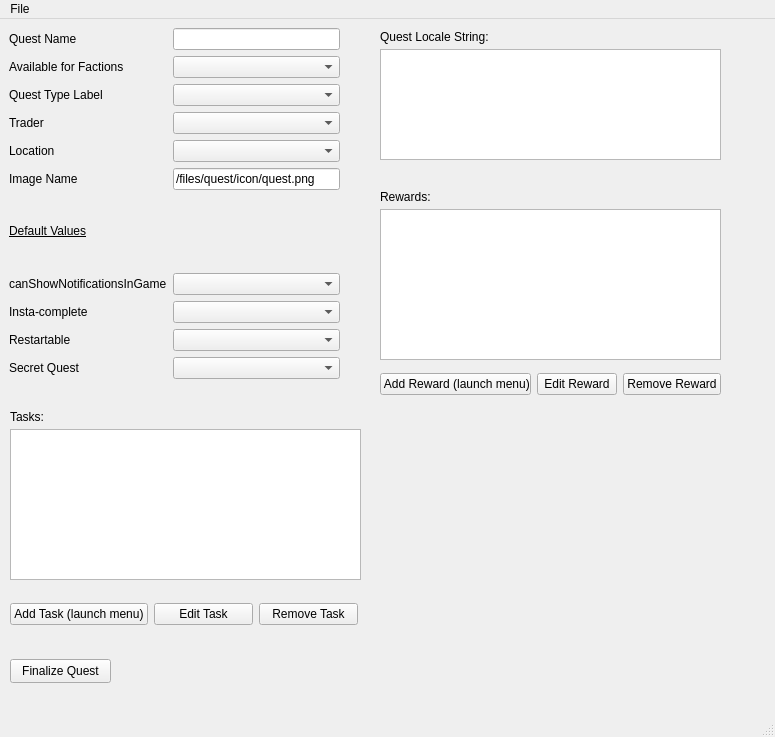
The window that src/gui_Quests.ui (ThePi1/SPT-Trader-Builder) describes before a commit, drawn with Qt 5.
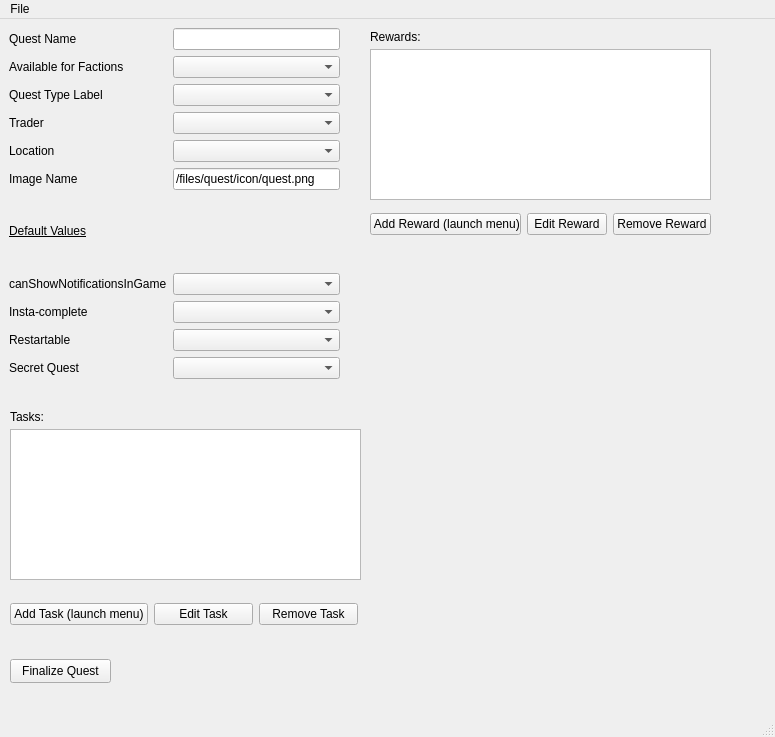
The same window after the commit.

The edit to the form file:
```diff
--- a/src/gui_Quests.ui
+++ b/src/gui_Quests.ui
@@ -186,8 +186,8 @@
    <widget class="QListWidget" name="list_rewards">
     <property name="geometry">
      <rect>
-      <x>380</x>
-      <y>190</y>
+      <x>370</x>
+      <y>30</y>
       <width>341</width>
       <height>151</height>
      </rect>
@@ -196,8 +196,8 @@
    <widget class="QWidget" name="gridLayoutWidget_4">
     <property name="geometry">
      <rect>
-      <x>380</x>
-      <y>340</y>
+      <x>370</x>
+      <y>180</y>
       <width>341</width>
       <height>51</height>
      </rect>
@@ -239,34 +239,11 @@
      <string>Finalize Quest</string>
     </property>
    </widget>
-   <widget class="QPlainTextEdit" name="qb_locale_box">
-    <property name="geometry">
-     <rect>
-      <x>380</x>
-      <y>30</y>
-      <width>341</width>
-      <height>111</height>
-     </rect>
-    </property>
-   </widget>
-   <widget class="QLabel" name="label">
-    <property name="geometry">
-     <rect>
-      <x>380</x>
-      <y>10</y>
-      <width>111</width>
-      <height>16</height>
-     </rect>
-    </property>
-    <property name="text">
-     <string>Quest Locale String:</string>
-    </property>
-   </widget>
    <widget class="QLabel" name="label_2">
     <property name="geometry">
      <rect>
-      <x>380</x>
-      <y>170</y>
+      <x>370</x>
+      <y>10</y>
       <width>61</width>
       <height>16</height>
      </rect>
```
